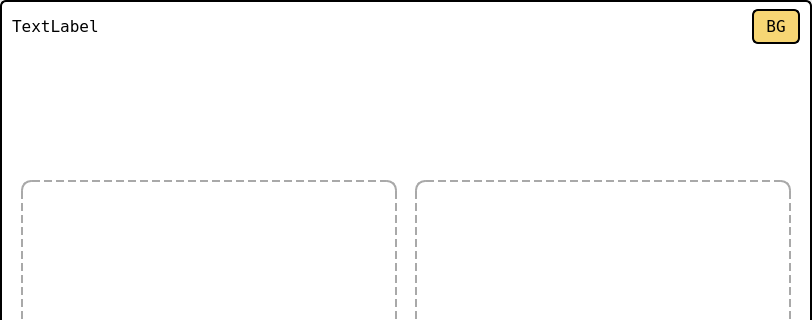
Qt form resource/matting_form.ui (moiling/PortraitMatting-PyQt) before a commit; both pictures show x 0 to 812 and y 0 to 320 of the 812 by 709 pixel window.
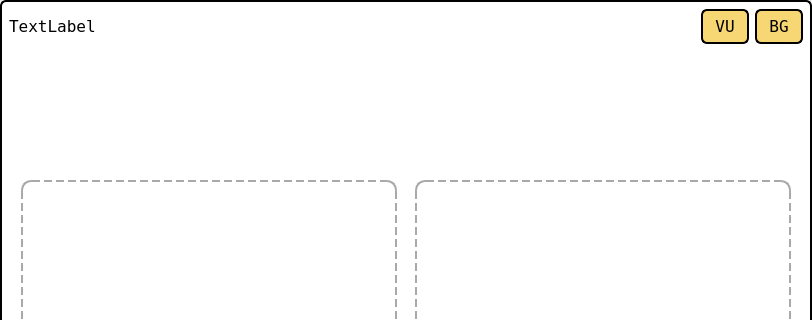
The same form after that commit.

Commit message: scroll bar style & save all result.

The edit to the form file:
```diff
--- a/resource/matting_form.ui
+++ b/resource/matting_form.ui
@@ -65,13 +65,7 @@
           <verstretch>0</verstretch>
          </sizepolicy>
         </property>
-        <layout class="QHBoxLayout" name="horizontalLayout_2">
-         <property name="leftMargin">
-          <number>12</number>
-         </property>
-         <property name="rightMargin">
-          <number>12</number>
-         </property>
+        <layout class="QHBoxLayout" name="horizontalLayout">
          <item>
           <widget class="QLabel" name="img_name">
            <property name="font">
@@ -98,6 +92,33 @@
            </property>
           </spacer>
          </item>
+         <item>
+          <widget class="QPushButton" name="detail_button">
+           <property name="font">
+            <font>
+             <family>Terminal</family>
+             <pointsize>12</pointsize>
+            </font>
+           </property>
+           <property name="styleSheet">
+            <string notr="true">QPushButton{
+background:#F7D674;
+border-radius:6px;
+padding-top:6px;
+padding-bottom:6px;
+padding-left:12px;
+padding-right:12px;
+border:2px solid black;
+}
+QPushButton:hover{
+background:yellow;
+}</string>
+           </property>
+           <property name="text">
+            <string>VU</string>
+           </property>
+          </widget>
+         </item>
          <item>
           <widget class="QPushButton" name="change_bg_button">
            <property name="font">
```
The commit also changes 10 other files.
